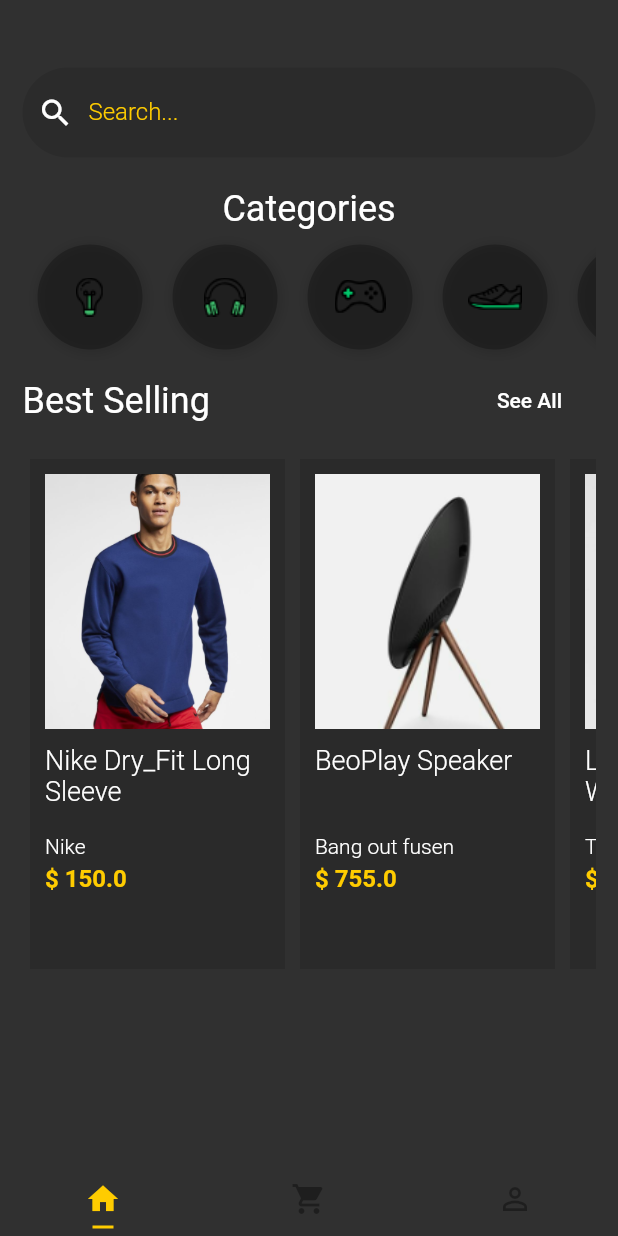
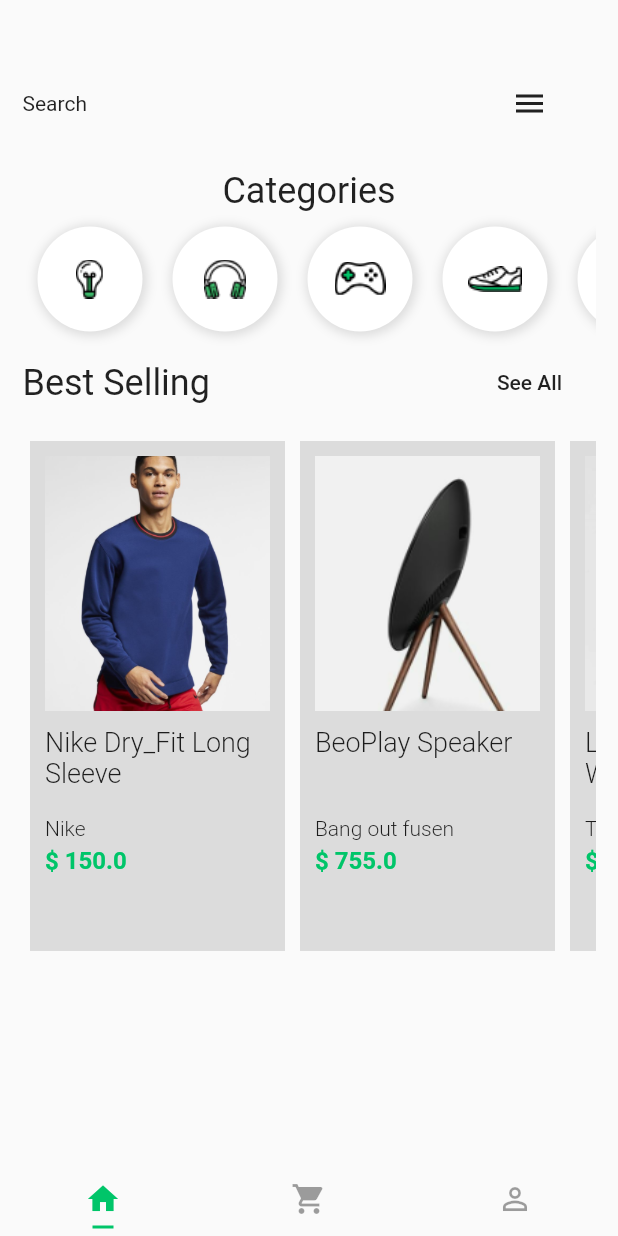
Before and after one commit to pedrosales/shopping, a Flutter app: the screen it shows after launch, on a phone screen of 412 x 824 dp. Run offline on Flutter 3.47's test engine with Material 2 defaults, Android fonts, the phone set to English and light mode, and no system bars.

Commit message:
animated icon

```diff
--- a/lib/main.dart
+++ b/lib/main.dart
@@ -13,7 +13,7 @@ class MyApp extends StatelessWidget {
     return MaterialApp(
       title: 'Flutter Demo',
       debugShowCheckedModeBanner: false,
-      theme: darkYellowTheme(),
+      theme: lightTheme(),
       home: DefaultTabController(
         length: 3,
         child: TabsPage(),
--- a/lib/widgets/search-box.widget.dart
+++ b/lib/widgets/search-box.widget.dart
@@ -1,42 +1,50 @@
 import 'package:flutter/material.dart';
 
-class SearchBox extends StatelessWidget {
+class SearchBox extends StatefulWidget {
   @override
-  Widget build(BuildContext context) {
-    return Container(
-      height: 60,
-      padding: EdgeInsets.only(left: 10, right: 50),
-      decoration: BoxDecoration(
-        color: Colors.black.withOpacity(0.1),
-        borderRadius: BorderRadius.all(
-          Radius.circular(128),
-        ),
-      ),
-      child: Row(
-        children: <Widget>[
-          Icon(Icons.search),
-          Container(
-            width: 280,
-            padding: EdgeInsets.only(left: 10),
-            child: TextFormField(
-              keyboardType: TextInputType.text,
-              decoration: InputDecoration(
-                border: InputBorder.none,
-                labelText: "Search...",
-                labelStyle: TextStyle(
-                  color: Theme.of(context).primaryColor,
-                  fontWeight: FontWeight.w300,
-                  fontSize: 16,
-                ),
-              ),
-              style: TextStyle(
-                fontSize: 20,
-                color: Theme.of(context).primaryColor,
-              ),
-            ),
-          ),
-        ],
+  _SearchBoxState createState() => _SearchBoxState();
+}
+
+class _SearchBoxState extends State<SearchBox>
+    with SingleTickerProviderStateMixin {
+  AnimationController _controller;
+  bool menuOpened = false;
+
+  @override
+  void initState() {
+    super.initState();
+    _controller = new AnimationController(
+      vsync: this,
+      duration: Duration(
+        seconds: 1,
       ),
     );
   }
+
+  @override
+  void dispose() {
+    _controller.dispose();
+    super.dispose();
+  }
+
+  @override
+  Widget build(BuildContext context) {
+    return Row(
+      mainAxisAlignment: MainAxisAlignment.spaceBetween,
+      children: <Widget>[
+        Text("Search"),
+        FlatButton(
+          onPressed: () {
+            !menuOpened ? _controller.forward() : _controller.reverse();
+            menuOpened = !menuOpened;
+          },
+          child: AnimatedIcon(
+            icon: AnimatedIcons.menu_close,
+            progress: _controller,
+            semanticLabel: 'Open Menu',
+          ),
+        ),
+      ],
+    );
+  }
 }
```
